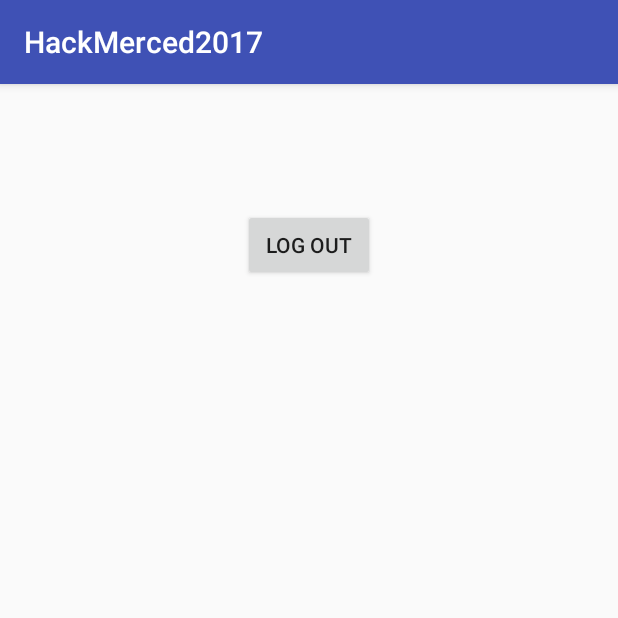
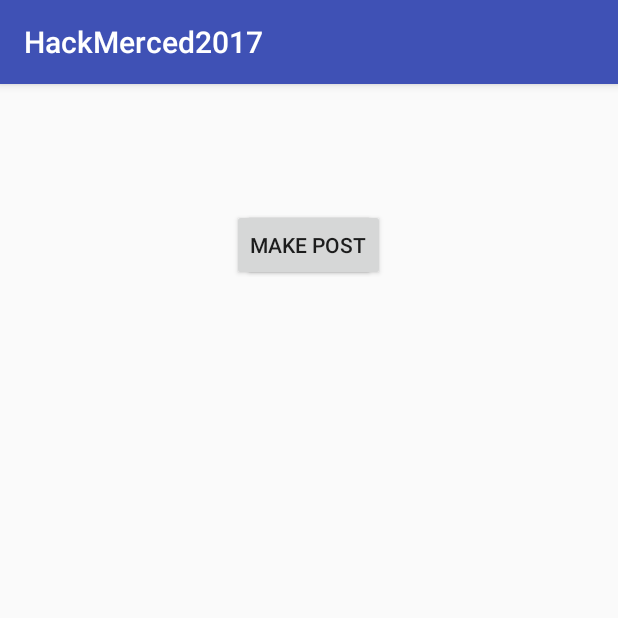
Before and after one commit to MohammadSharif/FormCheck, an Android app: the screen it shows after launch (LoginActivity), on a phone screen of 412 x 824 dp, the top half of it. Run offline under Robolectric (Android 15) with nearby library versions, the phone set to English and light mode, and no system bars; our stand-ins replace Firebase (no records; nobody signed in at launch, a user with empty details on screens opened directly); libraries missing offline, so code that uses them is left out: com.firebase.ui; 1 statement that could not run was skipped.

```diff
--- a/app/src/main/AndroidManifest.xml
+++ b/app/src/main/AndroidManifest.xml
@@ -15,6 +15,11 @@
                 <category android:name="android.intent.category.LAUNCHER"/>
             </intent-filter>
         </activity>
+        <activity
+            android:name=".CreatePostActivity"
+            android:label="@string/title_activity_create_post"
+            android:theme="@style/AppTheme.NoActionBar">
+        </activity>
     </application>
 
 </manifest>
--- a/app/src/main/res/layout/activity_login.xml
+++ b/app/src/main/res/layout/activity_login.xml
@@ -19,4 +19,13 @@
         android:layout_centerHorizontal="true"
         android:layout_marginTop="67dp"
         android:id="@+id/log_out_button"/>
+
+    <Button
+        android:text="Make Post"
+        android:layout_width="wrap_content"
+        android:layout_height="wrap_content"
+        android:layout_alignParentTop="true"
+        android:layout_centerHorizontal="true"
+        android:layout_marginTop="67dp"
+        android:id="@+id/make_post_button"/>
 </RelativeLayout>
--- a/app/src/main/res/values/dimens.xml
+++ b/app/src/main/res/values/dimens.xml
@@ -2,4 +2,5 @@
     <!-- Default screen margins, per the Android Design guidelines. -->
     <dimen name="activity_horizontal_margin">16dp</dimen>
     <dimen name="activity_vertical_margin">16dp</dimen>
+    <dimen name="fab_margin">16dp</dimen>
 </resources>
--- a/app/src/main/res/values/strings.xml
+++ b/app/src/main/res/values/strings.xml
@@ -1,4 +1,5 @@
 <resources>
     <string name="app_name">HackMerced2017</string>
     <string name="facebook_application_id" translatable="false">1355930624471183</string>
+    <string name="title_activity_create_post">CreatePostActivity</string>
 </resources>
--- a/app/src/main/res/values/styles.xml
+++ b/app/src/main/res/values/styles.xml
@@ -8,4 +8,13 @@
         <item name="colorAccent">@color/colorAccent</item>
     </style>
 
+    <style name="AppTheme.NoActionBar">
+        <item name="windowActionBar">false</item>
+        <item name="windowNoTitle">true</item>
+    </style>
+
+    <style name="AppTheme.AppBarOverlay" parent="ThemeOverlay.AppCompat.Dark.ActionBar"/>
+
+    <style name="AppTheme.PopupOverlay" parent="ThemeOverlay.AppCompat.Light"/>
+
 </resources>
```
Also changed, not shown: app/src/main/java/haxtech/com/hackmerced2017/LoginActivity.java (+8 -2 lines), app/src/main/java/haxtech/com/hackmerced2017/Post.java (added, +35 -0 lines).
